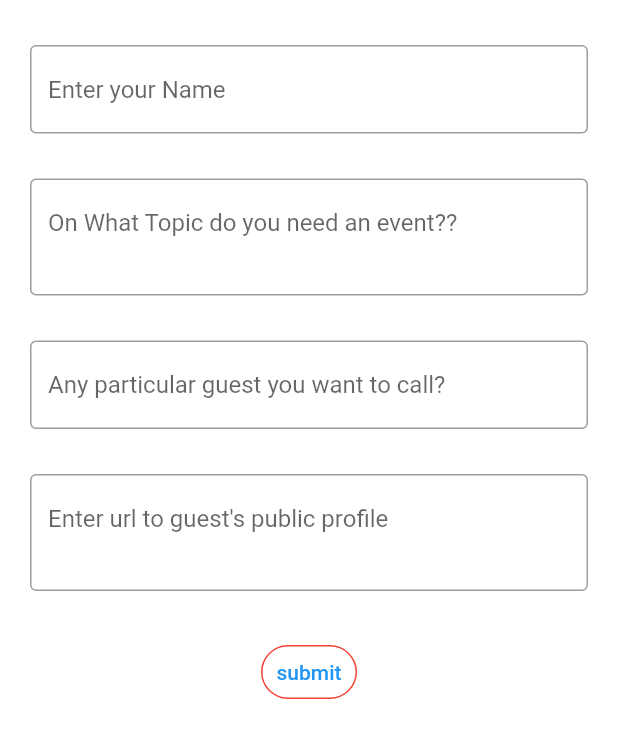
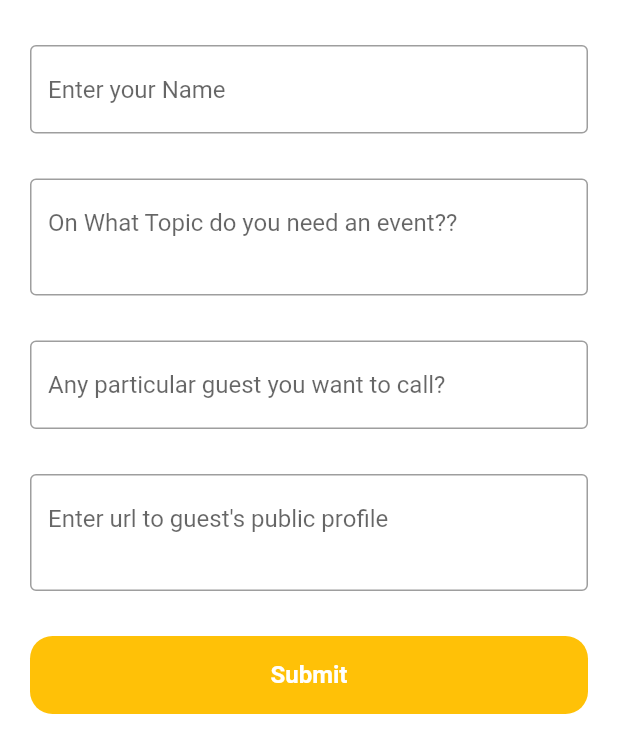
Before and after one commit to GDGCVITBHOPAL/DSC-APP, a Flutter app: the RequestEventForm screen opened directly, on a phone screen of 412 x 824 dp. Shown: the top 753 px of the screen. Run offline on Flutter 3.47's test engine with Material 2 defaults, Android fonts, the phone set to English and light mode, and no system bars; our stand-ins replace auto_size_text, cached_network_image, cloud_firestore, email_validator, firebase_auth, firebase_core and 5 more; accounts and stored records are empty.

Commit message:
UI/UX: Adapt app theme

```diff
--- a/lib/screens/requestEvents/requestEvent.dart
+++ b/lib/screens/requestEvents/requestEvent.dart
@@ -88,16 +88,29 @@ class _RequestEventFormState extends State<RequestEventForm> {
                         height: 30,
                       ),
                       TextButton(
-                        style: ButtonStyle(
-                            shape: MaterialStateProperty.all<
-                                    RoundedRectangleBorder>(
-                                RoundedRectangleBorder(
-                                    borderRadius: BorderRadius.circular(18.0),
-                                    side: BorderSide(color: Colors.red)))),
-                        child: Text("submit"),
                         onPressed: () {
                           addToFirestore();
                         },
+                        child: Container(
+                          alignment: Alignment.center,
+                          height: 36,
+                          // Constructor Call #2
+                          child: Text(
+                            'Submit',
+                            style: TextStyle(
+                                fontSize: 16,
+                                color: Colors.white,
+                                fontWeight: FontWeight.w700),
+                          ),
+                        ),
+                        style: ButtonStyle(
+                            splashFactory: NoSplash.splashFactory,
+                            backgroundColor:
+                                MaterialStateProperty.all(Colors.amber),
+                            shape: MaterialStateProperty.all(
+                                RoundedRectangleBorder(
+                              borderRadius: BorderRadius.circular(15),
+                            ))),
                       ),
                     ],
                   ),
```
